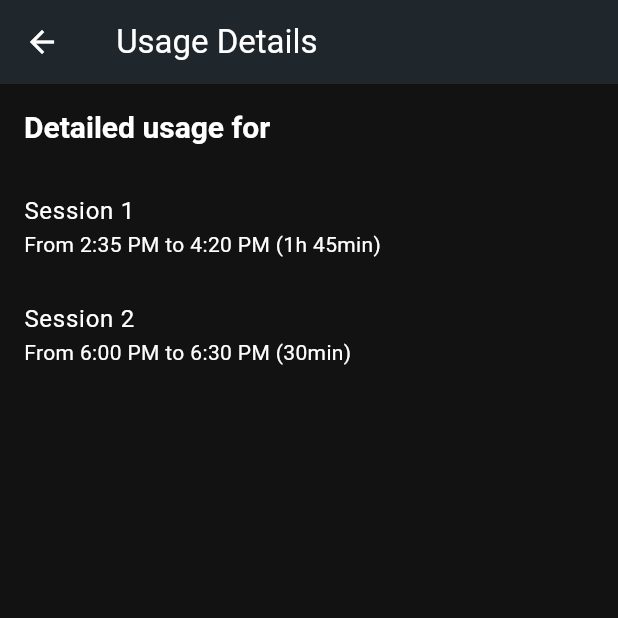
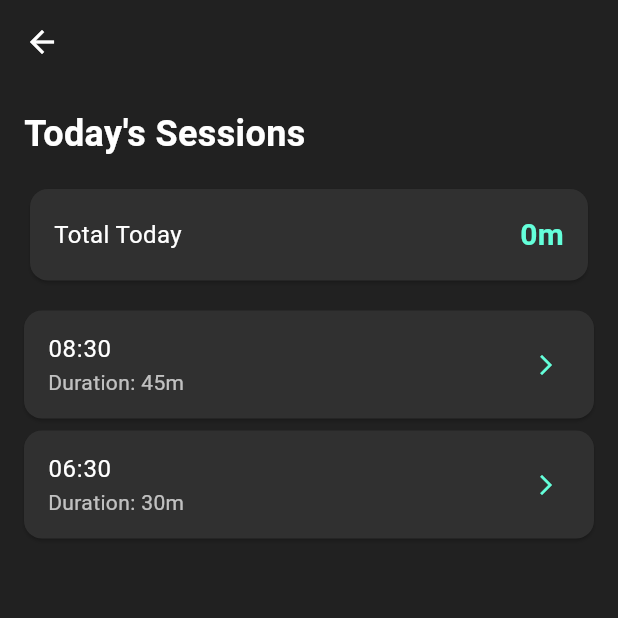
Before and after one commit to aoun-alex/Unhook, a Flutter app: the DetailedUsageScreen screen opened directly with empty values, on a phone screen of 412 x 824 dp, the top half of it. Run offline on Flutter 3.47's test engine with Material 3 defaults, Android fonts, the phone set to English and light mode, and no system bars; our stand-ins replace fl_chart, flutter_riverpod; missing offline and left inert: usage_stats.

Commit message:
Updated sessions UI
Updated the sessions UI and began work on the logic behind calculating session times

```diff
--- a/lib/presentation/screens/dashboard_screen.dart
+++ b/lib/presentation/screens/dashboard_screen.dart
@@ -2,6 +2,7 @@ import 'package:flutter/material.dart';
 import 'package:flutter_riverpod/flutter_riverpod.dart';
 import '../../providers/usage_provider.dart';
 import '../widgets/usage_chart.dart';
+import 'detailed_usage_screen.dart';
 
 class DashboardScreen extends ConsumerStatefulWidget {
   const DashboardScreen({Key? key}) : super(key: key);
@@ -129,6 +130,13 @@ class _DashboardScreenState extends ConsumerState<DashboardScreen> {
               final appName = entry.key;
               final duration = entry.value;
               return ListTile(
+                onTap: () => Navigator.push(
+                  context,
+                  MaterialPageRoute(
+                    builder: (context) => const DetailedUsageScreen(),
+                    settings: RouteSettings(arguments: appName),
+                  ),
+                ),
                 title: Text(appName, style: const TextStyle(color: Colors.white)),
                 trailing: Text(
                   _formatDuration(duration, isWeekly),
--- a/lib/presentation/screens/detailed_usage_screen.dart
+++ b/lib/presentation/screens/detailed_usage_screen.dart
@@ -1,53 +1,131 @@
 import 'package:flutter/material.dart';
 import 'package:flutter_riverpod/flutter_riverpod.dart';
+import '../../providers/usage_provider.dart';
 
 class DetailedUsageScreen extends ConsumerWidget {
   const DetailedUsageScreen({Key? key}) : super(key: key);
 
   @override
   Widget build(BuildContext context, WidgetRef ref) {
-    // Retrieve the app name
-    final String app = ModalRoute.of(context)?.settings.arguments as String;
+    final String appName = ModalRoute.of(context)?.settings.arguments as String;
+    final todayUsageAsync = ref.watch(todayUsageProvider);
 
-    // Placeholder or real data from a provider
-    final List<Map<String, dynamic>> mockSessions = [
+    return Scaffold(
+      backgroundColor: Colors.grey[900],
+      appBar: AppBar(
+        title: Text(appName, style: const TextStyle(color: Colors.white)),
+        backgroundColor: Colors.transparent,
+        elevation: 0,
+        iconTheme: const IconThemeData(color: Colors.white),
+      ),
+      body: Padding(
+        padding: const EdgeInsets.all(16.0),
+        child: Column(
+          crossAxisAlignment: CrossAxisAlignment.start,
+          children: [
+            const Text(
+              'Today\'s Sessions',
+              style: TextStyle(
+                color: Colors.white,
+                fontSize: 24,
+                fontWeight: FontWeight.bold,
+              ),
+            ),
+            const SizedBox(height: 16),
+            Expanded(
+              child: todayUsageAsync.when(
+                data: (usage) {
+                  final appUsage = usage[appName] ?? Duration.zero;
+                  // Mock sessions for demonstration - replace with actual session data
+                  final List<Map<String, dynamic>> sessions = [
                     {
-        'title': 'Session 1',
-        'timeRange': 'From 2:35 PM to 4:20 PM (1h 45min)',
+                      'startTime': DateTime.now().subtract(const Duration(hours: 2)),
+                      'duration': const Duration(minutes: 45),
                     },
                     {
-        'title': 'Session 2',
-        'timeRange': 'From 6:00 PM to 6:30 PM (30min)',
+                      'startTime': DateTime.now().subtract(const Duration(hours: 4)),
+                      'duration': const Duration(minutes: 30),
                     },
                   ];
 
-    return Scaffold(
-      appBar: AppBar(title: Text('$app Usage Details')),
-      body: ListView.builder(
+                  return Column(
+                    children: [
+                      Card(
+                        color: Colors.grey[850],
+                        child: Padding(
                           padding: const EdgeInsets.all(16.0),
-        itemCount: mockSessions.length + 1,
-        itemBuilder: (context, index) {
-          if (index == 0) {
-            return Column(
-              crossAxisAlignment: CrossAxisAlignment.start,
+                          child: Row(
+                            mainAxisAlignment: MainAxisAlignment.spaceBetween,
                             children: [
+                              const Text(
+                                'Total Today',
+                                style: TextStyle(color: Colors.white, fontSize: 16),
+                              ),
                               Text(
-                  'Detailed usage for $app',
-                  style: Theme.of(context).textTheme.headlineSmall,
+                                '${appUsage.inMinutes}m',
+                                style: const TextStyle(
+                                  color: Colors.tealAccent,
+                                  fontSize: 20,
+                                  fontWeight: FontWeight.bold,
+                                ),
+                              ),
+                            ],
+                          ),
+                        ),
                       ),
                       const SizedBox(height: 16),
+                      Expanded(
+                        child: ListView.builder(
+                          itemCount: sessions.length,
+                          itemBuilder: (context, index) {
+                            final session = sessions[index];
+                            return Card(
+                              color: Colors.grey[850],
+                              margin: const EdgeInsets.only(bottom: 8),
+                              child: ListTile(
+                                title: Text(
+                                  _formatTime(session['startTime']),
+                                  style: const TextStyle(color: Colors.white),
+                                ),
+                                subtitle: Text(
+                                  'Duration: ${_formatDuration(session['duration'])}',
+                                  style: const TextStyle(color: Colors.white70),
+                                ),
+                                trailing: const Icon(
+                                  Icons.arrow_forward_ios,
+                                  color: Colors.tealAccent,
+                                  size: 16,
+                                ),
+                              ),
+                            );
+                          },
+                        ),
+                      ),
                     ],
+                  );
+                },
+                loading: () => const Center(
+                  child: CircularProgressIndicator(color: Colors.tealAccent),
+                ),
+                error: (error, stack) => const Center(
+                  child: Text(
+                    'Error loading sessions',
+                    style: TextStyle(color: Colors.white),
+                  ),
+                ),
+              ),
+            ),
+          ],
+        ),
+      ),
     );
   }
 
-          final session = mockSessions[index - 1];
-          return ListTile(
-            contentPadding: EdgeInsets.zero,
-            title: Text(session['title'] ?? ''),
-            subtitle: Text(session['timeRange'] ?? ''),
-          );
-        },
-      ),
-    );
+  String _formatTime(DateTime time) {
+    return '${time.hour.toString().padLeft(2, '0')}:${time.minute.toString().padLeft(2, '0')}';
+  }
+
+  String _formatDuration(Duration duration) {
+    return '${duration.inMinutes}m';
   }
 }
--- a/lib/presentation/widgets/usage_chart.dart
+++ b/lib/presentation/widgets/usage_chart.dart
@@ -1,3 +1,4 @@
+import 'dart:math';
 import 'package:fl_chart/fl_chart.dart';
 import 'package:flutter/material.dart';
 
@@ -20,6 +21,11 @@ class UsageChart extends StatelessWidget {
       isWeekly ? value.inHours.toDouble() : value.inMinutes.toDouble(),
     ));
 
+    // Calculate nice intervals for the Y-axis
+    final maxValue = numericData.values.reduce((a, b) => a > b ? a : b);
+    final interval = _calculateNiceInterval(maxValue);
+    final maxY = ((maxValue / interval).ceil() * interval * 1.2);
+
     return Card(
       color: Colors.grey[850],
       elevation: 4,
@@ -31,14 +37,14 @@ class UsageChart extends StatelessWidget {
           children: [
             Text(
               title,
-              style: TextStyle(color: Colors.white, fontSize: 18, fontWeight: FontWeight.bold),
+              style: const TextStyle(color: Colors.white, fontSize: 18, fontWeight: FontWeight.bold),
             ),
-            SizedBox(height: 24),
+            const SizedBox(height: 24),
             Expanded(
               child: BarChart(
                 BarChartData(
                   alignment: BarChartAlignment.spaceAround,
-                  maxY: numericData.values.reduce((a, b) => a > b ? a : b) * 1.2,
+                  maxY: maxY,
                   barTouchData: BarTouchData(enabled: false),
                   titlesData: FlTitlesData(
                     show: true,
@@ -49,7 +55,7 @@ class UsageChart extends StatelessWidget {
                           padding: const EdgeInsets.only(top: 8.0),
                           child: Text(
                             numericData.keys.elementAt(value.toInt()),
-                            style: TextStyle(color: Colors.white60, fontSize: 12),
+                            style: const TextStyle(color: Colors.white60, fontSize: 12),
                           ),
                         ),
                       ),
@@ -58,16 +64,20 @@ class UsageChart extends StatelessWidget {
                       sideTitles: SideTitles(
                         showTitles: true,
                         reservedSize: 40,
-                        getTitlesWidget: (value, meta) => Text(
-                          isWeekly ? '${value.toInt()}h' : '${value.toInt()}m',
-                          style: TextStyle(color: Colors.white60, fontSize: 12),
-                        ),
+                        interval: interval,
+                        getTitlesWidget: (value, meta) {
+                          if (value % interval != 0) return const SizedBox.shrink();
+                          return Text(
+                            isWeekly ? '${value.toInt()}h' : '${value.toInt()}m',
+                            style: const TextStyle(color: Colors.white60, fontSize: 12),
+                          );
+                        },
                       ),
                     ),
-                    topTitles: AxisTitles(sideTitles: SideTitles(showTitles: false)),
-                    rightTitles: AxisTitles(sideTitles: SideTitles(showTitles: false)),
+                    topTitles: const AxisTitles(sideTitles: SideTitles(showTitles: false)),
+                    rightTitles: const AxisTitles(sideTitles: SideTitles(showTitles: false)),
                   ),
-                  gridData: FlGridData(show: false),
+                  gridData: const FlGridData(show: false),
                   borderData: FlBorderData(show: false),
                   barGroups: numericData.entries.map((entry) {
                     return BarChartGroupData(
@@ -90,4 +100,18 @@ class UsageChart extends StatelessWidget {
       ),
     );
   }
+
+  double _calculateNiceInterval(double maxValue) {
+    // Calculate a "nice" interval that will create evenly spaced, readable values
+    final rough = maxValue / 5; // We want approximately 5 intervals
+    final magnitude = pow(10, (log(rough) / ln10).floor()).toDouble();
+    final niceIntervals = [1, 2, 5, 10];
+
+    for (final interval in niceIntervals) {
+      if (interval * magnitude >= rough) {
+        return interval * magnitude;
+      }
+    }
+    return niceIntervals.last * magnitude;
+  }
 }
```
Lines whose indentation alone changed are shown as unchanged.
